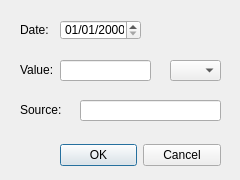
Before: the Qt Designer form ui/addincome.ui in maxjamcitar/purseqt, drawn with Qt 5.
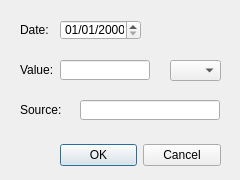
After: the same form once the commit is applied.

What changed in the file:
```diff
--- a/ui/addincome.ui
+++ b/ui/addincome.ui
@@ -95,8 +95,8 @@
     <rect>
      <x>60</x>
      <y>60</y>
-     <width>91</width>
-     <height>21</height>
+     <width>90</width>
+     <height>20</height>
     </rect>
    </property>
   </widget>
@@ -128,8 +128,8 @@
     <rect>
      <x>80</x>
      <y>100</y>
-     <width>141</width>
-     <height>21</height>
+     <width>140</width>
+     <height>20</height>
     </rect>
    </property>
   </widget>
```
